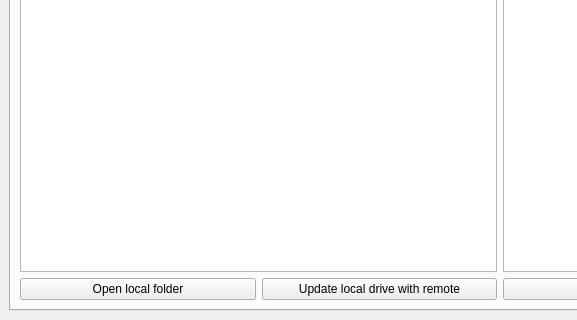
proximax-storage/cpp-xpx-storage-user-app, file UserApp/mainwin.ui: the form before one commit; both pictures show x 0 to 577 and y 380 to 700 of the 1000 by 700 pixel window.
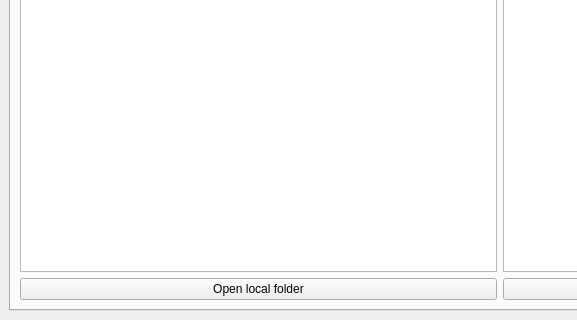
The form after the commit. The open tabs and pages were chosen to show the change.

Diff of the .ui file:
```diff
--- a/UserApp/mainwin.ui
+++ b/UserApp/mainwin.ui
@@ -562,13 +562,6 @@
               </property>
              </widget>
             </item>
-            <item>
-             <widget class="QPushButton" name="pushButton_19">
-              <property name="text">
-               <string>Update local drive with remote</string>
-              </property>
-             </widget>
-            </item>
            </layout>
           </item>
          </layout>
```
Left out of the diff: 2 changed lines with no effect on the pictures.
